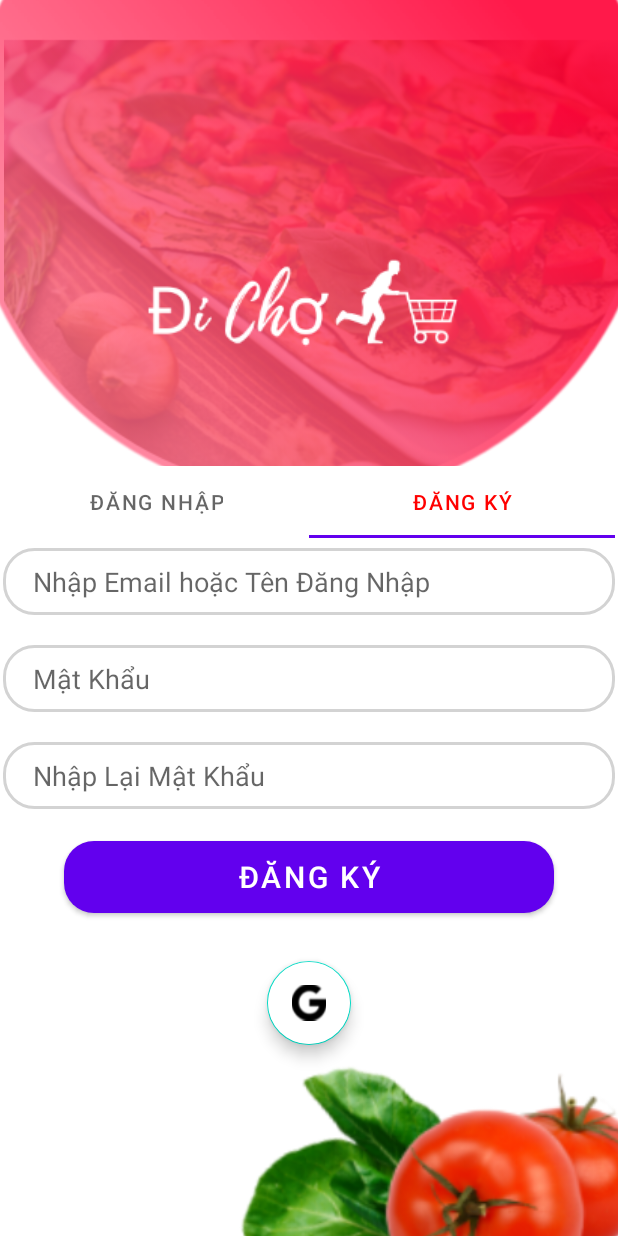
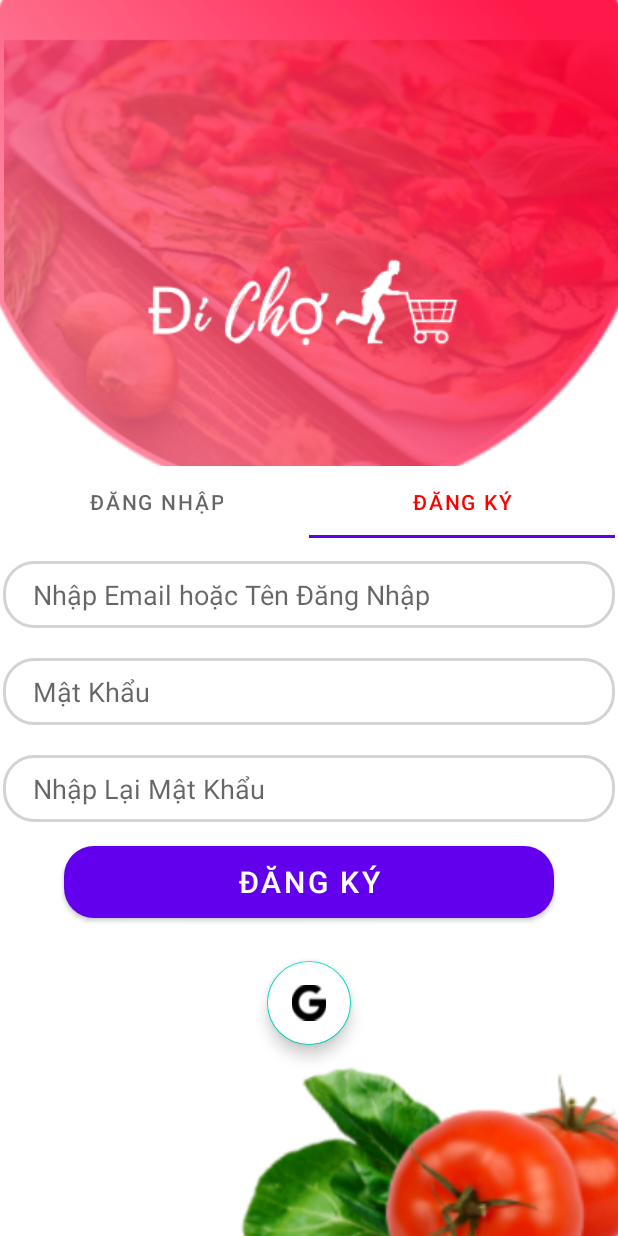
Before and after one commit to ledaian22/Di_Cho, an Android app: the screen it shows after launch (LoginScreen), tab 2 chosen, on a phone screen of 412 x 824 dp. Run offline under Robolectric (Android 15) with nearby library versions, the phone set to English and light mode, and no system bars.

Commit message:
Initial commit

```diff
--- a/app/src/main/java/com/example/fragment/LoginFragment.java
+++ b/app/src/main/java/com/example/fragment/LoginFragment.java
@@ -2,67 +2,52 @@ package com.example.fragment;
     // Hoàng Bá Minh thiết kế giao diện
     //
 
+import android.content.Context;
 import android.os.Bundle;
 
+import androidx.annotation.NonNull;
+import androidx.annotation.Nullable;
 import androidx.fragment.app.Fragment;
 
 import android.view.LayoutInflater;
 import android.view.View;
 import android.view.ViewGroup;
+import android.widget.Button;
+import android.widget.EditText;
+import android.widget.Toast;
 
+import com.example.di_cho.LoginScreen;
 import com.example.di_cho.R;
 
-/**
- * A simple {@link Fragment} subclass.
- * Use the {@link LoginFragment#newInstance} factory method to
- * create an instance of this fragment.
- */
+
 public class LoginFragment extends Fragment {
 
-    // TODO: Rename parameter arguments, choose names that match
-    // the fragment initialization parameters, e.g. ARG_ITEM_NUMBER
-    private static final String ARG_PARAM1 = "param1";
-    private static final String ARG_PARAM2 = "param2";
-
-    // TODO: Rename and change types of parameters
-    private String mParam1;
-    private String mParam2;
 
     public LoginFragment() {
         // Required empty public constructor
+
     }
 
-    /**
-     * Use this factory method to create a new instance of
-     * this fragment using the provided parameters.
-     *
-     * @param param1 Parameter 1.
-     * @param param2 Parameter 2.
-     * @return A new instance of fragment LoginFragment.
-     */
-    // TODO: Rename and change types and number of parameters
-    public static LoginFragment newInstance(String param1, String param2) {
+
+    public static LoginFragment newInstance() {
         LoginFragment fragment = new LoginFragment();
-        Bundle args = new Bundle();
-        args.putString(ARG_PARAM1, param1);
-        args.putString(ARG_PARAM2, param2);
-        fragment.setArguments(args);
         return fragment;
+    }
+
+
+    @Override
+    public void onViewCreated(@NonNull View view, @Nullable Bundle savedInstanceState) {
+        super.onViewCreated(view, savedInstanceState);
     }
 
     @Override
     public void onCreate(Bundle savedInstanceState) {
         super.onCreate(savedInstanceState);
-        if (getArguments() != null) {
-            mParam1 = getArguments().getString(ARG_PARAM1);
-            mParam2 = getArguments().getString(ARG_PARAM2);
-        }
     }
 
     @Override
     public View onCreateView(LayoutInflater inflater, ViewGroup container,
                              Bundle savedInstanceState) {
-        // Inflate the layout for this fragment
         return inflater.inflate(R.layout.fragment_login, container, false);
     }
 }
--- a/app/src/main/res/layout/fragment_register.xml
+++ b/app/src/main/res/layout/fragment_register.xml
@@ -8,7 +8,7 @@
     <!-- TODO: Update blank fragment layout -->
 
     <EditText
-        android:id="@+id/email"
+        android:id="@+id/edtUsername"
         android:layout_width="0dp"
         android:layout_height="wrap_content"
         android:background="@drawable/edit_text_bg"
@@ -19,48 +19,48 @@
         app:layout_constraintBottom_toBottomOf="parent"
         app:layout_constraintEnd_toEndOf="parent"
         app:layout_constraintHeight_percent=".8"
-        app:layout_constraintHorizontal_bias="1.0"
+        app:layout_constraintHorizontal_bias="0.0"
         app:layout_constraintStart_toStartOf="parent"
         app:layout_constraintTop_toTopOf="parent"
-        app:layout_constraintVertical_bias="0.023"/>
-
-    <EditText
-        android:id="@+id/pass"
-        android:layout_width="0dp"
-        android:layout_height="wrap_content"
-        android:background="@drawable/edit_text_bg"
-        android:inputType="textPassword"
-        android:hint="Mật Khẩu"
-        android:paddingLeft="20dp"
-        android:paddingTop="10dp"
-        android:paddingBottom="10dp"
-        app:layout_constraintVertical_bias="0"
-        android:layout_marginTop="20dp"
-        app:layout_constraintBottom_toBottomOf="parent"
-        app:layout_constraintEnd_toEndOf="parent"
-        app:layout_constraintHeight_percent=".8"
-        app:layout_constraintHorizontal_bias=".5"
-        app:layout_constraintStart_toStartOf="parent"
-        app:layout_constraintTop_toBottomOf="@+id/email" />
+        app:layout_constraintVertical_bias="0.052" />
 
     <EditText
         android:id="@+id/pw"
         android:layout_width="0dp"
         android:layout_height="wrap_content"
+        android:layout_marginTop="20dp"
         android:background="@drawable/edit_text_bg"
+        android:hint="Nhập Lại Mật Khẩu"
         android:inputType="textPassword"
-        android:hint="Nhập Lại Mật Khẩu"
         android:paddingLeft="20dp"
         android:paddingTop="10dp"
         android:paddingBottom="10dp"
-        android:layout_marginTop="20dp"
-        app:layout_constraintVertical_bias="0"
         app:layout_constraintBottom_toBottomOf="parent"
         app:layout_constraintEnd_toEndOf="parent"
         app:layout_constraintHeight_percent=".8"
-        app:layout_constraintHorizontal_bias=".5"
+        app:layout_constraintHorizontal_bias="0.0"
         app:layout_constraintStart_toStartOf="parent"
-        app:layout_constraintTop_toBottomOf="@+id/pass"/>
+        app:layout_constraintTop_toBottomOf="@+id/edtPassword"
+        app:layout_constraintVertical_bias="0.0" />
+
+    <EditText
+        android:id="@+id/edtPassword"
+        android:layout_width="0dp"
+        android:layout_height="wrap_content"
+        android:layout_marginTop="20dp"
+        android:background="@drawable/edit_text_bg"
+        android:hint="Mật Khẩu"
+        android:inputType="textPassword"
+        android:paddingLeft="20dp"
+        android:paddingTop="10dp"
+        android:paddingBottom="10dp"
+        app:layout_constraintBottom_toBottomOf="parent"
+        app:layout_constraintEnd_toEndOf="parent"
+        app:layout_constraintHeight_percent=".8"
+        app:layout_constraintHorizontal_bias="0.0"
+        app:layout_constraintStart_toStartOf="parent"
+        app:layout_constraintTop_toBottomOf="@+id/edtUsername"
+        app:layout_constraintVertical_bias="0.0" />
 
     <Button
         android:id="@+id/signup"
@@ -74,7 +74,7 @@
         app:layout_constraintEnd_toEndOf="parent"
         app:layout_constraintStart_toStartOf="parent"
         app:layout_constraintTop_toTopOf="parent"
-        app:layout_constraintVertical_bias="0.688"
+        app:layout_constraintVertical_bias="0.701"
         app:layout_constraintWidth_percent=".8" />
 
 </androidx.constraintlayout.widget.ConstraintLayout>
```
Also changed, not shown: app/src/main/res/layout/fragment_login.xml (+7 -7 lines), app/src/main/res/layout/fragment_user.xml (+6 -6 lines).
